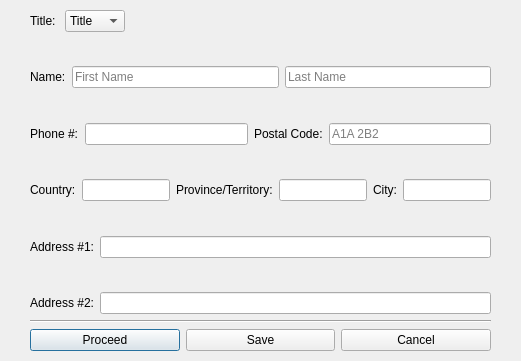
Qt form interface/clientinputdialog.ui (ArclightEntertainment/arclight-placeholder) before a commit.
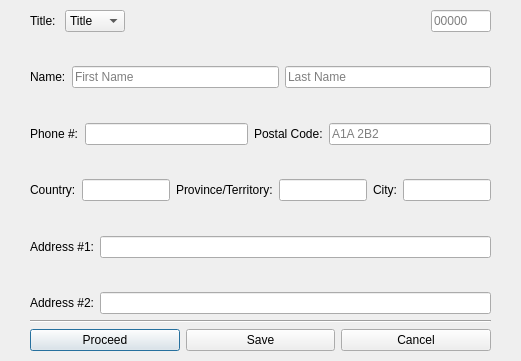
The same form after that commit.

```diff
--- a/interface/clientinputdialog.ui
+++ b/interface/clientinputdialog.ui
@@ -81,6 +81,28 @@
           </property>
          </spacer>
         </item>
+        <item>
+         <widget class="QLineEdit" name="idLineEdit">
+          <property name="sizePolicy">
+           <sizepolicy hsizetype="Fixed" vsizetype="Fixed">
+            <horstretch>0</horstretch>
+            <verstretch>0</verstretch>
+           </sizepolicy>
+          </property>
+          <property name="maximumSize">
+           <size>
+            <width>60</width>
+            <height>16777215</height>
+           </size>
+          </property>
+          <property name="maxLength">
+           <number>5</number>
+          </property>
+          <property name="placeholderText">
+           <string>00000</string>
+          </property>
+         </widget>
+        </item>
        </layout>
       </item>
       <item>
```
